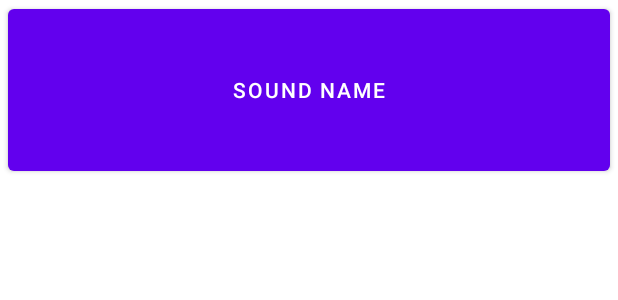
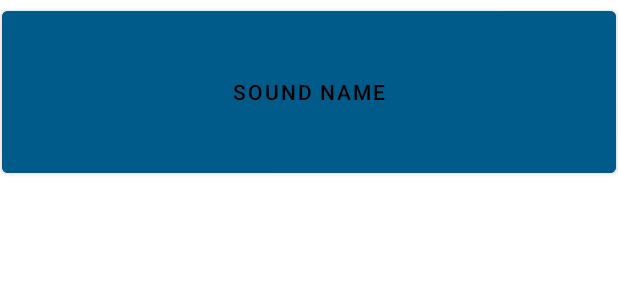
Before and after one commit to eungikim/BookBNR4_BeatBox, an Android app: the layout list_item_sound.xml on its own in the app's theme, with its tools: preview values and no code run, on a phone screen of 412 x 824 dp. Shown: the top 300 px of the screen. Run offline under Robolectric (Android 15) with nearby library versions, the phone set to English and light mode, and no system bars.

Commit message:
Add beatBox button style

```diff
--- a/app/src/main/res/layout/list_item_sound.xml
+++ b/app/src/main/res/layout/list_item_sound.xml
@@ -1,7 +1,6 @@
 <?xml version="1.0" encoding="utf-8"?>
 <layout xmlns:android="http://schemas.android.com/apk/res/android"
     xmlns:tools="http://schemas.android.com/tools">
-
     <data>
         <variable
             name="viewModel"
@@ -9,10 +8,12 @@
     </data>
 
     <Button
+        style="@style/BeatBoxButton"
         android:layout_width="match_parent"
         android:layout_height="120dp"
-        android:layout_marginStart="5dp"
-        android:layout_marginEnd="5dp"
+        android:layout_marginStart="1dp"
+        android:layout_marginEnd="1dp"
+        android:layout_marginTop="1dp"
         android:text="@{viewModel.title}"
         android:onClick="@{() -> viewModel.onButtonClicked()}"
         tools:text="Sound name" />
--- a/app/src/main/res/values/colors.xml
+++ b/app/src/main/res/values/colors.xml
@@ -7,4 +7,9 @@
     <color name="teal_700">#FF018786</color>
     <color name="black">#FF000000</color>
     <color name="white">#FFFFFFFF</color>
+    <color name="red">#F44336</color>
+    <color name="dark_red">#C3352B</color>
+    <color name="gray">#607D8B</color>
+    <color name="soothing_blue">#0083BF</color>
+    <color name="dark_blue">#005A8A</color>
 </resources>
--- /dev/null
+++ b/app/src/main/res/values/styles.xml
@@ -0,0 +1,9 @@
+<?xml version="1.0" encoding="utf-8"?>
+<resources>
+
+    <style name="BeatBoxButton">
+        <item name="android:backgroundTint">@color/dark_blue</item>
+        <item name="android:textColor">@color/black</item>
+    </style>
+
+</resources>
```
